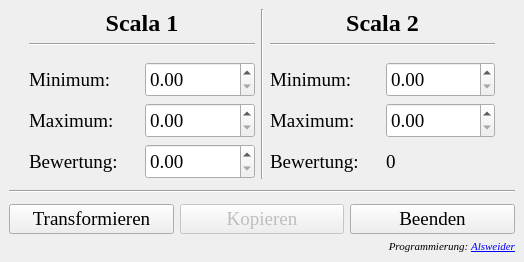
The window that mainwindow.ui (Alsweider/Scalatrafo) describes before a commit, drawn with Qt 5.
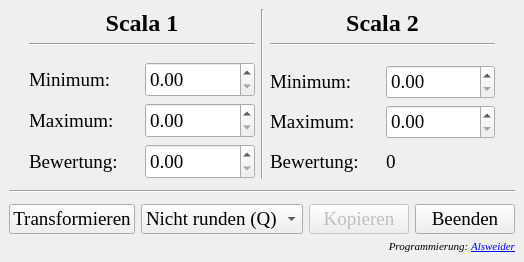
The same window after the commit. Icons and pictures are not drawn.

What changed in the file:
```diff
--- a/mainwindow.ui
+++ b/mainwindow.ui
@@ -305,7 +305,7 @@
         <property name="sizeHint" stdset="0">
          <size>
           <width>20</width>
-          <height>10</height>
+          <height>13</height>
          </size>
         </property>
        </spacer>
@@ -505,6 +505,34 @@
         </property>
        </widget>
       </item>
+      <item>
+       <widget class="QComboBox" name="comboBoxRunden">
+        <property name="enabled">
+         <bool>true</bool>
+        </property>
+        <property name="font">
+         <font>
+          <family>Times New Roman</family>
+          <pointsize>14</pointsize>
+         </font>
+        </property>
+        <item>
+         <property name="text">
+          <string>Nicht runden (Q)</string>
+         </property>
+        </item>
+        <item>
+         <property name="text">
+          <string>Ganzzahlen (ℤ)</string>
+         </property>
+        </item>
+        <item>
+         <property name="text">
+          <string>Halbzahlen (0,5)</string>
+         </property>
+        </item>
+       </widget>
+      </item>
       <item>
        <widget class="QPushButton" name="pushButtonKopieren">
         <property name="enabled">
```
Left out of the diff: 434 changed lines with no effect on the pictures. Lines whose indentation alone changed are shown as unchanged.
